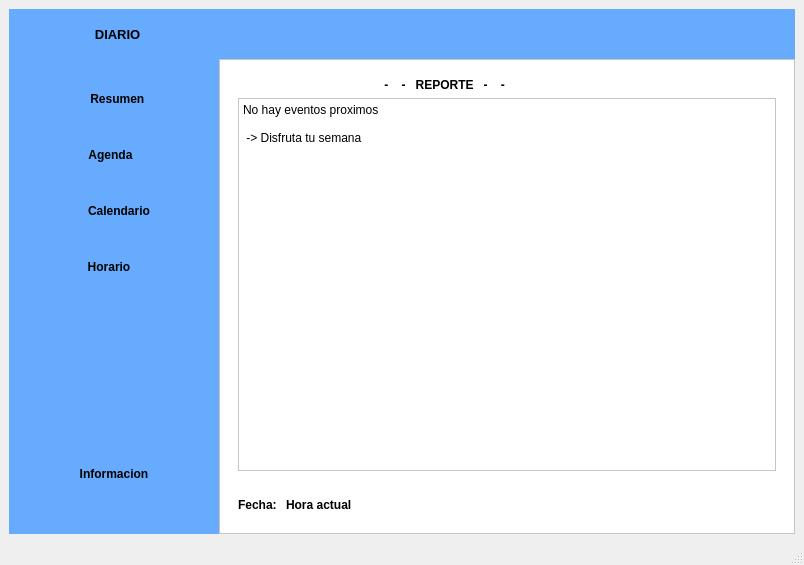
Old version of the form diario.ui in the repository Erik68e/P59-Qt-R_Diario.
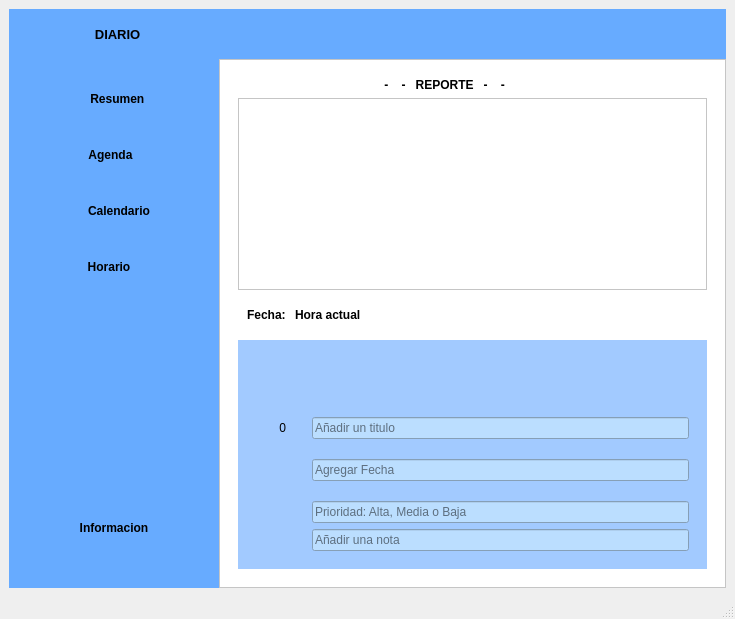
New version of the form. Icons and pictures are not drawn.

Commit message: Detalles de la Interfaz y Guardar Datos

Diff of the .ui file:
```diff
--- a/diario.ui
+++ b/diario.ui
@@ -6,8 +6,8 @@
    <rect>
     <x>0</x>
     <y>0</y>
-    <width>804</width>
-    <height>565</height>
+    <width>735</width>
+    <height>619</height>
    </rect>
   </property>
   <property name="windowTitle">
@@ -17,7 +17,7 @@
    <string notr="true"/>
   </property>
   <widget class="QWidget" name="centralwidget">
-   <layout class="QGridLayout" name="gridLayout_2">
+   <layout class="QGridLayout" name="gridLayout_9">
     <item row="0" column="0">
      <widget class="QWidget" name="ventana" native="true">
       <property name="styleSheet">
@@ -422,6 +422,64 @@
              <item row="0" column="0">
               <widget class="QWidget" name="widget_3" native="true">
                <layout class="QGridLayout" name="gridLayout_4">
+                <item row="0" column="0">
+                 <widget class="QLabel" name="label">
+                  <property name="font">
+                   <font>
+                    <weight>75</weight>
+                    <bold>true</bold>
+                   </font>
+                  </property>
+                  <property name="text">
+                   <string>                                            -    -   REPORTE   -    -    </string>
+                  </property>
+                 </widget>
+                </item>
+                <item row="2" column="0">
+                 <widget class="QWidget" name="widget_4" native="true">
+                  <layout class="QGridLayout" name="gridLayout_6">
+                   <item row="0" column="0">
+                    <widget class="QLabel" name="label_2">
+                     <property name="font">
+                      <font>
+                       <weight>75</weight>
+                       <bold>true</bold>
+                      </font>
+                     </property>
+                     <property name="text">
+                      <string>Fecha: </string>
+                     </property>
+                    </widget>
+                   </item>
+                   <item row="0" column="1">
+                    <widget class="QLabel" name="outFecha">
+                     <property name="font">
+                      <font>
+                       <weight>75</weight>
+                       <bold>true</bold>
+                      </font>
+                     </property>
+                     <property name="text">
+                      <string>Hora actual</string>
+                     </property>
+                    </widget>
+                   </item>
+                   <item row="0" column="2">
+                    <spacer name="horizontalSpacer_2">
+                     <property name="orientation">
+                      <enum>Qt::Horizontal</enum>
+                     </property>
+                     <property name="sizeHint" stdset="0">
+                      <size>
+                       <width>40</width>
+                       <height>20</height>
+                      </size>
+                     </property>
+                    </spacer>
+                   </item>
+                  </layout>
+                 </widget>
+                </item>
                 <item row="1" column="0">
                  <widget class="QPlainTextEdit" name="plainTextEdit">
                   <property name="documentTitle">
@@ -431,38 +489,32 @@
                    <bool>true</bool>
                   </property>
                   <property name="plainText">
-                   <string>No hay eventos proximos
-
- -&gt; Disfruta tu semana</string>
+                   <string/>
                   </property>
                   <property name="placeholderText">
-                   <string notr="true"/>
+                   <string notr="true">No hay eventos proximos   -&gt; Disfruta tu semana</string>
                   </property>
                  </widget>
                 </item>
-                <item row="0" column="0">
-                 <widget class="QLabel" name="label">
-                  <property name="font">
-                   <font>
-                    <weight>75</weight>
-                    <bold>true</bold>
-                   </font>
-                  </property>
-                  <property name="text">
-                   <string>                                            -    -   REPORTE   -    -    </string>
-                  </property>
-                 </widget>
-                </item>
-               </layout>
-              </widget>
-             </item>
-             <item row="1" column="0">
-              <widget class="QWidget" name="widget_4" native="true">
-               <layout class="QGridLayout" name="gridLayout_6">
-                <item row="0" column="3">
-                 <widget class="QPushButton" name="btn_agregar">
+                <item row="3" column="0">
+                 <widget class="QWidget" name="widget_5" native="true">
                   <property name="styleSheet">
-                   <string notr="true">QPushButton{
+                   <string notr="true">background-color: rgb(162, 202, 255);</string>
+                  </property>
+                  <layout class="QGridLayout" name="gridLayout_7">
+                   <item row="0" column="0">
+                    <widget class="QWidget" name="widget_7" native="true">
+                     <property name="sizePolicy">
+                      <sizepolicy hsizetype="Preferred" vsizetype="Fixed">
+                       <horstretch>0</horstretch>
+                       <verstretch>0</verstretch>
+                      </sizepolicy>
+                     </property>
+                     <layout class="QGridLayout" name="gridLayout_2">
+                      <item row="0" column="3">
+                       <widget class="QPushButton" name="btn_agregarGuardar">
+                        <property name="styleSheet">
+                         <string notr="true">QPushButton{
 border:Opx;
 }
 
@@ -473,59 +525,189 @@
 
 
 </string>
-                  </property>
-                  <property name="text">
-                   <string/>
-                  </property>
-                  <property name="icon">
-                   <iconset resource="Recursos.qrc">
-                    <normaloff>:/Recursos/agregar-archivo.png</normaloff>:/Recursos/agregar-archivo.png</iconset>
-                  </property>
-                  <property name="iconSize">
-                   <size>
-                    <width>50</width>
-                    <height>50</height>
-                   </size>
-                  </property>
-                 </widget>
-                </item>
-                <item row="0" column="2">
-                 <spacer name="horizontalSpacer_2">
-                  <property name="orientation">
-                   <enum>Qt::Horizontal</enum>
-                  </property>
-                  <property name="sizeHint" stdset="0">
-                   <size>
-                    <width>40</width>
-                    <height>20</height>
-                   </size>
-                  </property>
-                 </spacer>
-                </item>
-                <item row="0" column="1">
-                 <widget class="QLabel" name="outFecha">
-                  <property name="font">
-                   <font>
-                    <weight>75</weight>
-                    <bold>true</bold>
-                   </font>
-                  </property>
-                  <property name="text">
-                   <string>Hora actual</string>
-                  </property>
-                 </widget>
-                </item>
-                <item row="0" column="0">
-                 <widget class="QLabel" name="label_2">
-                  <property name="font">
-                   <font>
-                    <weight>75</weight>
-                    <bold>true</bold>
-                   </font>
-                  </property>
-                  <property name="text">
-                   <string>Fecha: </string>
-                  </property>
+                        </property>
+                        <property name="text">
+                         <string/>
+                        </property>
+                        <property name="icon">
+                         <iconset resource="Recursos.qrc">
+                          <normaloff>:/Recursos/agregar-archivo.png</normaloff>:/Recursos/agregar-archivo.png</iconset>
+                        </property>
+                        <property name="iconSize">
+                         <size>
+                          <width>50</width>
+                          <height>50</height>
+                         </size>
+                        </property>
+                       </widget>
+                      </item>
+                      <item row="0" column="0">
+                       <widget class="QPushButton" name="bt_cerrarAgregado">
+                        <property name="minimumSize">
+                         <size>
+                          <width>35</width>
+                          <height>35</height>
+                         </size>
+                        </property>
+                        <property name="styleSheet">
+                         <string notr="true">QPushButton{
+border:Opx;
+}
+
+QPushButton:hover{
+border:Sox sold #aa00ff;
+background-color:#ff5050;
+}</string>
+                        </property>
+                        <property name="text">
+                         <string/>
+                        </property>
+                        <property name="icon">
+                         <iconset resource="Recursos.qrc">
+                          <normaloff>:/Recursos/boton-cerrar.png</normaloff>:/Recursos/boton-cerrar.png</iconset>
+                        </property>
+                        <property name="iconSize">
+                         <size>
+                          <width>30</width>
+                          <height>30</height>
+                         </size>
+                        </property>
+                       </widget>
+                      </item>
+                      <item row="0" column="1">
+                       <widget class="QPushButton" name="bt_guardar">
+                        <property name="minimumSize">
+                         <size>
+                          <width>35</width>
+                          <height>35</height>
+                         </size>
+                        </property>
+                        <property name="styleSheet">
+                         <string notr="true">QPushButton{
+border:Opx;
+}
+
+QPushButton:hover{
+border:Sox sold #aa00ff;
+background-color:#37ff00;
+}</string>
+                        </property>
+                        <property name="text">
+                         <string/>
+                        </property>
+                        <property name="icon">
+                         <iconset resource="Recursos.qrc">
+                          <normaloff>:/Recursos/guardar.png</normaloff>:/Recursos/guardar.png</iconset>
+                        </property>
+                        <property name="iconSize">
+                         <size>
+                          <width>30</width>
+                          <height>30</height>
+                         </size>
+                        </property>
+                       </widget>
+                      </item>
+                     </layout>
+                    </widget>
+                   </item>
+                   <item row="1" column="0">
+                    <widget class="QWidget" name="widget_6" native="true">
+                     <layout class="QGridLayout" name="gridLayout_8">
+                      <item row="2" column="2">
+                       <widget class="QLineEdit" name="outFecha_2">
+                        <property name="styleSheet">
+                         <string notr="true">background-color: rgb(187, 222, 255);</string>
+                        </property>
+                        <property name="placeholderText">
+                         <string>Agregar Fecha</string>
+                        </property>
+                       </widget>
+                      </item>
+                      <item row="1" column="0">
+                       <widget class="QLabel" name="contador">
+                        <property name="text">
+                         <string>       0</string>
+                        </property>
+                       </widget>
+                      </item>
+                      <item row="2" column="0">
+                       <widget class="QLabel" name="label_3">
+                        <property name="minimumSize">
+                         <size>
+                          <width>50</width>
+                          <height>50</height>
+                         </size>
+                        </property>
+                        <property name="maximumSize">
+                         <size>
+                          <width>40</width>
+                          <height>50</height>
+                         </size>
+                        </property>
+                        <property name="text">
+                         <string/>
+                        </property>
+                        <property name="pixmap">
+                         <pixmap resource="Recursos.qrc">:/Recursos/calendario-diario.png</pixmap>
+                        </property>
+                        <property name="scaledContents">
+                         <bool>true</bool>
+                        </property>
+                       </widget>
+                      </item>
+                      <item row="1" column="2">
+                       <widget class="QLineEdit" name="outTitulo">
+                        <property name="styleSheet">
+                         <string notr="true">background-color: rgb(187, 222, 255);</string>
+                        </property>
+                        <property name="placeholderText">
+                         <string>Añadir un titulo</string>
+                        </property>
+                       </widget>
+                      </item>
+                      <item row="4" column="2">
+                       <widget class="QLineEdit" name="outNota">
+                        <property name="styleSheet">
+                         <string notr="true">background-color: rgb(187, 222, 255);</string>
+                        </property>
+                        <property name="placeholderText">
+                         <string>Añadir una nota</string>
+                        </property>
+                       </widget>
+                      </item>
+                      <item row="4" column="0">
+                       <widget class="QLabel" name="label_4">
+                        <property name="maximumSize">
+                         <size>
+                          <width>50</width>
+                          <height>50</height>
+                         </size>
+                        </property>
+                        <property name="text">
+                         <string/>
+                        </property>
+                        <property name="pixmap">
+                         <pixmap resource="Recursos.qrc">:/Recursos/agregar-archivo.png</pixmap>
+                        </property>
+                        <property name="scaledContents">
+                         <bool>true</bool>
+                        </property>
+                       </widget>
+                      </item>
+                      <item row="3" column="2">
+                       <widget class="QLineEdit" name="outPrioridad">
+                        <property name="styleSheet">
+                         <string notr="true">background-color: rgb(187, 222, 255);</string>
+                        </property>
+                        <property name="placeholderText">
+                         <string>Prioridad: Alta, Media o Baja</string>
+                        </property>
+                       </widget>
+                      </item>
+                     </layout>
+                    </widget>
+                   </item>
+                  </layout>
                  </widget>
                 </item>
                </layout>
```
Left out of the diff: 10 changed lines with no effect on the pictures. The commit also changes 19 other files.
